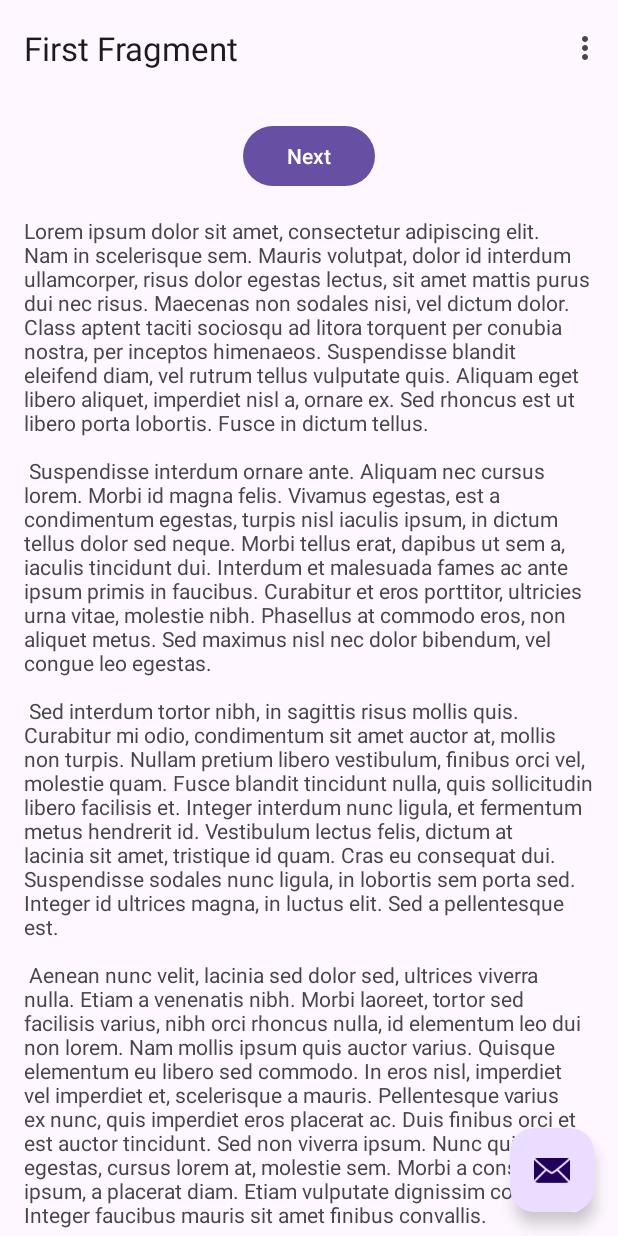
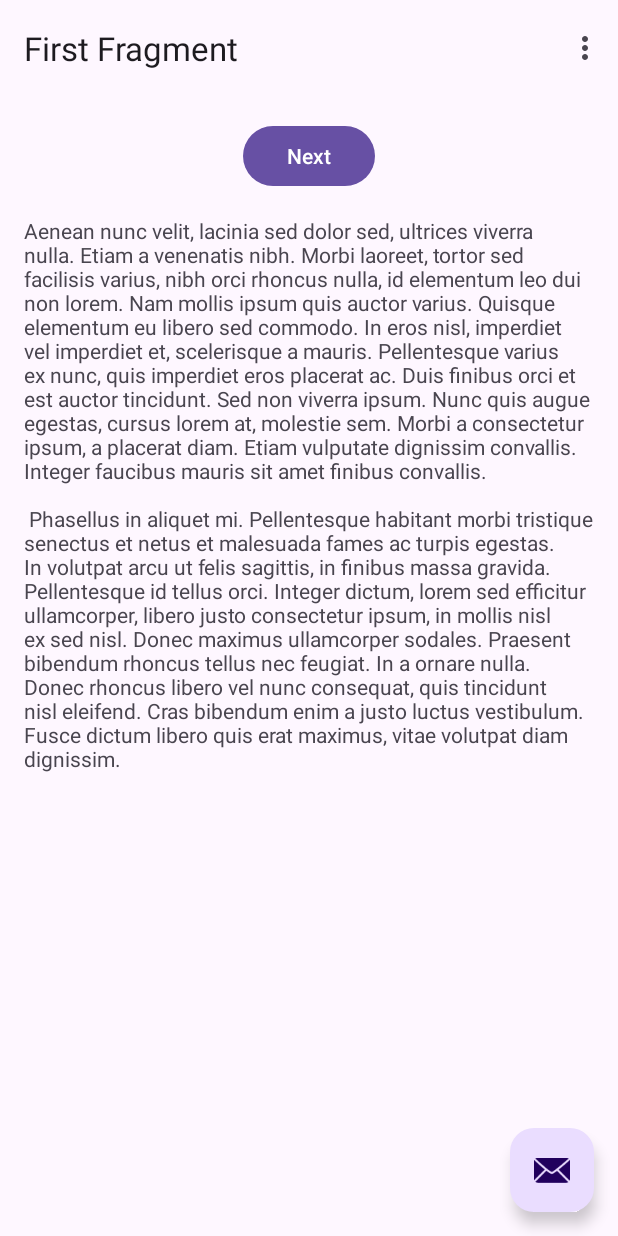
Before and after one commit to DongjuKim2000/Tech_for_Impact_dualviewer, an Android app: the screen it shows after launch (MainActivity), on a phone screen of 412 x 824 dp. Run offline under Robolectric (Android 15) with nearby library versions, the phone set to English and light mode, and no system bars; our stand-ins replace navigation-ui.

Commit message:
change strings.xml delete a littel

```diff
--- a/app/src/main/res/values/strings.xml
+++ b/app/src/main/res/values/strings.xml
@@ -8,25 +8,6 @@
     <string name="previous">Previous</string>
 
     <string name="lorem_ipsum">
-        Lorem ipsum dolor sit amet, consectetur adipiscing elit. Nam in scelerisque sem. Mauris
-        volutpat, dolor id interdum ullamcorper, risus dolor egestas lectus, sit amet mattis purus
-        dui nec risus. Maecenas non sodales nisi, vel dictum dolor. Class aptent taciti sociosqu ad
-        litora torquent per conubia nostra, per inceptos himenaeos. Suspendisse blandit eleifend
-        diam, vel rutrum tellus vulputate quis. Aliquam eget libero aliquet, imperdiet nisl a,
-        ornare ex. Sed rhoncus est ut libero porta lobortis. Fusce in dictum tellus.\n\n
-        Suspendisse interdum ornare ante. Aliquam nec cursus lorem. Morbi id magna felis. Vivamus
-        egestas, est a condimentum egestas, turpis nisl iaculis ipsum, in dictum tellus dolor sed
-        neque. Morbi tellus erat, dapibus ut sem a, iaculis tincidunt dui. Interdum et malesuada
-        fames ac ante ipsum primis in faucibus. Curabitur et eros porttitor, ultricies urna vitae,
-        molestie nibh. Phasellus at commodo eros, non aliquet metus. Sed maximus nisl nec dolor
-        bibendum, vel congue leo egestas.\n\n
-        Sed interdum tortor nibh, in sagittis risus mollis quis. Curabitur mi odio, condimentum sit
-        amet auctor at, mollis non turpis. Nullam pretium libero vestibulum, finibus orci vel,
-        molestie quam. Fusce blandit tincidunt nulla, quis sollicitudin libero facilisis et. Integer
-        interdum nunc ligula, et fermentum metus hendrerit id. Vestibulum lectus felis, dictum at
-        lacinia sit amet, tristique id quam. Cras eu consequat dui. Suspendisse sodales nunc ligula,
-        in lobortis sem porta sed. Integer id ultrices magna, in luctus elit. Sed a pellentesque
-        est.\n\n
         Aenean nunc velit, lacinia sed dolor sed, ultrices viverra nulla. Etiam a venenatis nibh.
         Morbi laoreet, tortor sed facilisis varius, nibh orci rhoncus nulla, id elementum leo dui
         non lorem. Nam mollis ipsum quis auctor varius. Quisque elementum eu libero sed commodo. In
```
